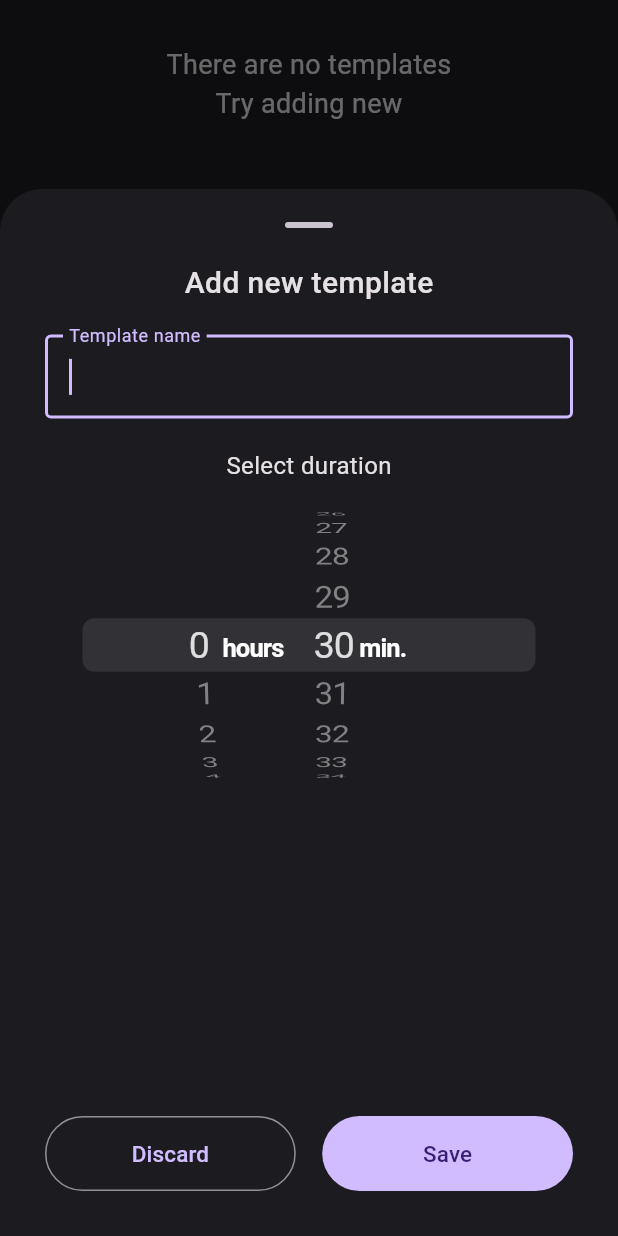
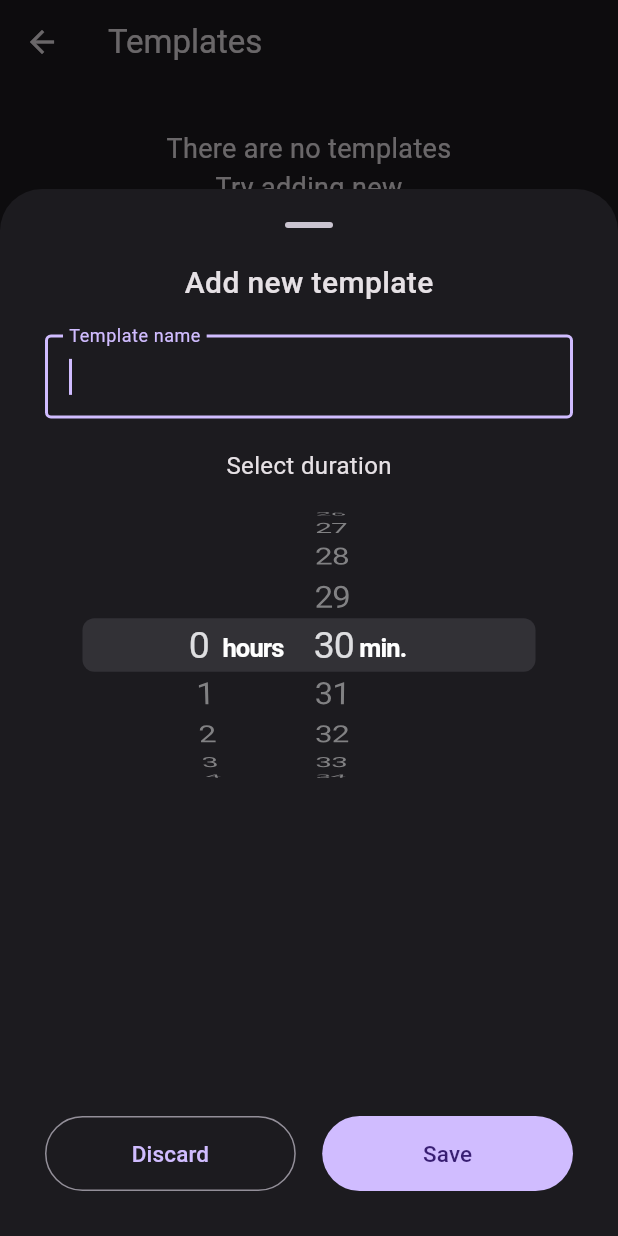
Before and after one commit to Gjils/task-scheduler, a Flutter app: the TemplatesPage screen opened directly, after a tap on "New template", on a phone screen of 412 x 824 dp. Run offline on Flutter 3.47's test engine with Material 3 defaults, Android fonts, the phone set to English and light mode, and no system bars; our stand-ins replace circular_countdown_timer, sqflite; missing offline and left inert: weekly_calendar; accounts and stored records are empty.

Commit message:
db for templates

```diff
--- a/lib/features/task/model/model.dart
+++ b/lib/features/task/model/model.dart
@@ -37,13 +37,19 @@ class TaskTemplate extends Task {
   String get type => "Template";
 
   factory TaskTemplate.fromJson(Map<String, dynamic> json) => TaskTemplate(
-      title: json["title"],
-      duration: Duration(milliseconds: json["duration"]),
-      uuid: json["uuid"],
-      index: json["orderIndex"]);
+        title: json["title"],
+        duration: Duration(milliseconds: json["duration"]),
+        uuid: json["uuid"],
+        index: 1,
+        // index: json["orderIndex"],
+      );
 
-  Map<String, dynamic> toJson() =>
-      {"uuid": uuid, "title": title, "duration": duration, "index": index};
+  Map<String, dynamic> toJson() => {
+        "uuid": uuid,
+        "title": title,
+        "duration": duration.inSeconds,
+        // "index": index,
+      };
 }
 
 class TaskReal extends Task with ChangeNotifier {
--- a/lib/pages/schedule_page/view/view.dart
+++ b/lib/pages/schedule_page/view/view.dart
@@ -1,6 +1,7 @@
 import 'package:flutter/material.dart';
 import 'package:flutter/services.dart';
 import 'package:provider/provider.dart';
+
 import 'package:weekly_calendar/weekly_calendar.dart';
 
 import 'package:task_scheduler/features/task/task.dart';
@@ -31,7 +32,7 @@ class _SchedulePageState extends State<SchedulePage> {
     tasksWidgets.add(SizedBox(height: 80, key: Key("sized-box")));
     return Scaffold(
       appBar: AppBar(
-        toolbarHeight: 130,
+        toolbarHeight: 155,
         flexibleSpace: Column(
           children: [
             SizedBox(
--- a/lib/pages/templates_page/view/view.dart
+++ b/lib/pages/templates_page/view/view.dart
@@ -16,6 +16,9 @@ class TemplatesPage extends StatelessWidget {
       height: 80,
     ));
     return Scaffold(
+      appBar: AppBar(
+        title: Text("Templates"),
+      ),
       body: Padding(
         padding: const EdgeInsets.symmetric(horizontal: 10),
         child: ListView(
```
Also changed, not shown: lib/data/database.dart (+29 -5 lines), lib/features/task/edit/edit_template/edit_template.dart (+4 -10 lines), lib/pages/settings_page/view/view.dart (+6 -1 lines), lib/state/state.dart (+6 -3 lines).
